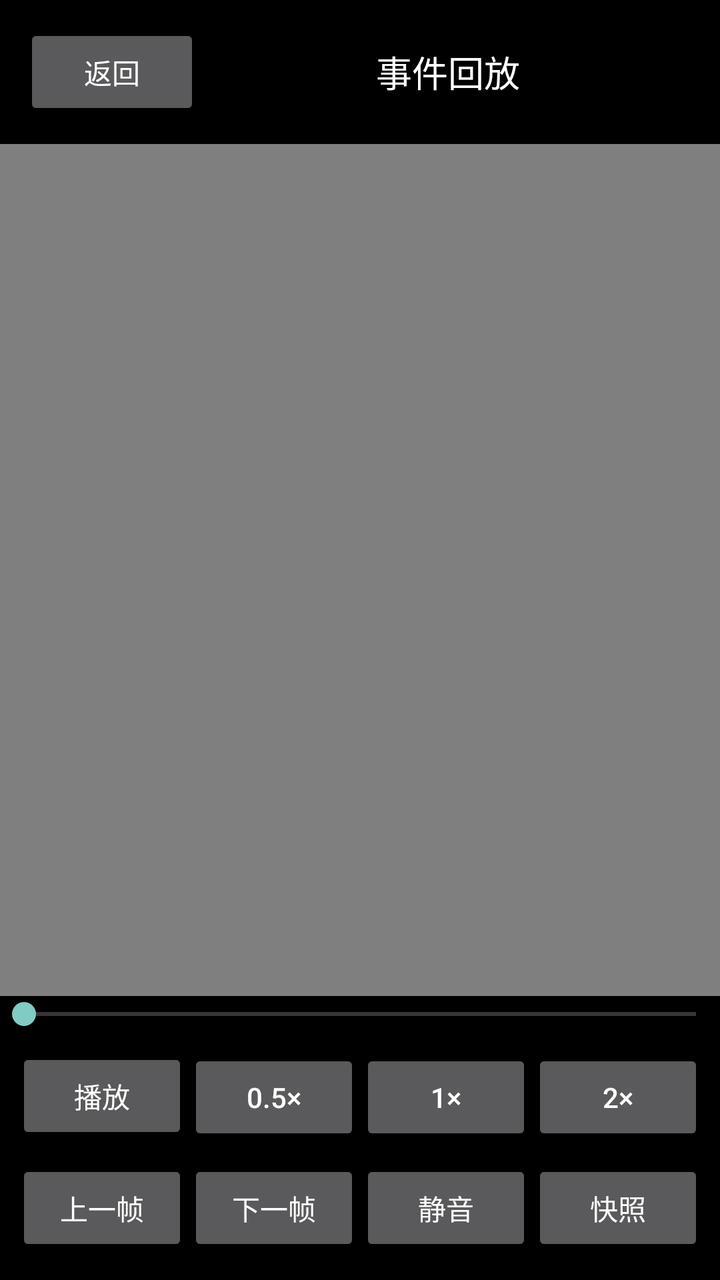
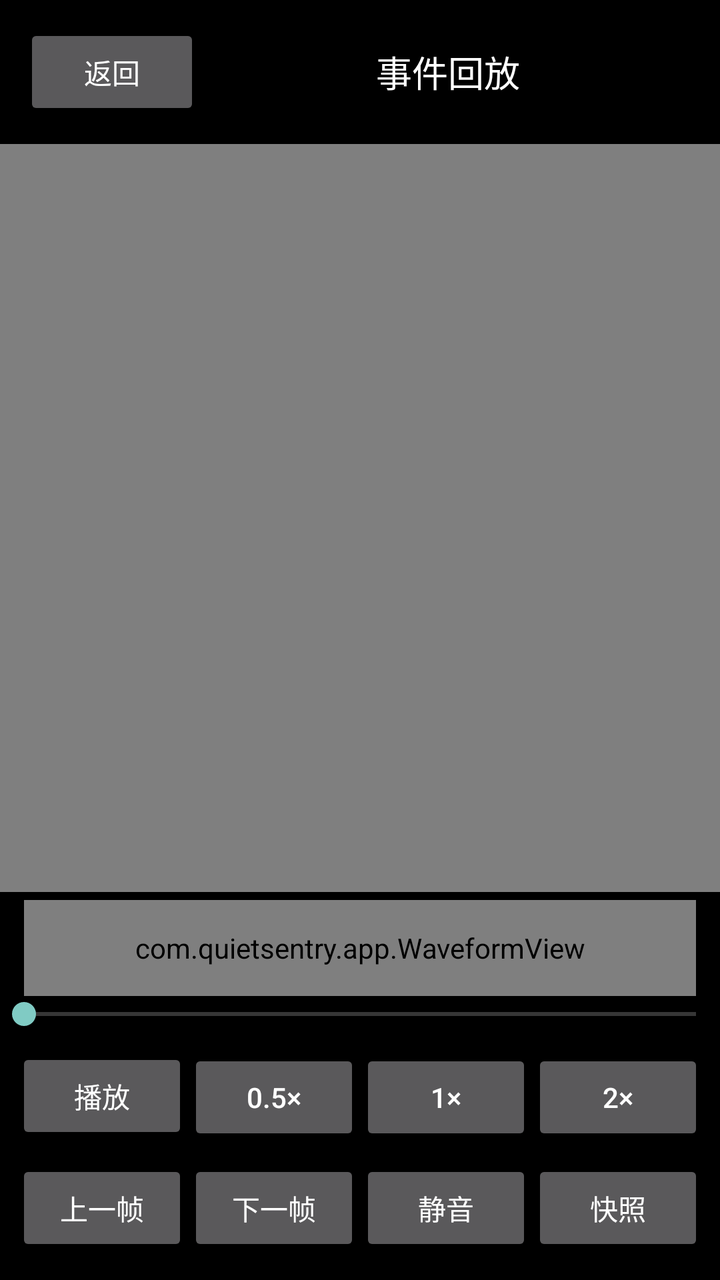

Compare the two renders of this Android layout. The source of the first and the diff that turns it into the second are given below.
<!-- AndroidManifest.xml: application theme Theme.QuietSentry -->
<!-- res/layout/activity_event_player.xml -->
<?xml version="1.0" encoding="utf-8"?>
<LinearLayout xmlns:android="http://schemas.android.com/apk/res/android"
    android:layout_width="match_parent"
    android:layout_height="match_parent"
    android:background="@android:color/black"
    android:orientation="vertical">

    <LinearLayout
        android:layout_width="match_parent"
        android:layout_height="wrap_content"
        android:gravity="center_vertical"
        android:orientation="horizontal"
        android:padding="12dp">

        <Button
            android:id="@+id/back_button"
            android:layout_width="wrap_content"
            android:layout_height="wrap_content"
            android:text="@string/timeline_back" />

        <TextView
            android:id="@+id/player_title"
            android:layout_width="0dp"
            android:layout_height="wrap_content"
            android:layout_weight="1"
            android:gravity="center"
            android:text="@string/player_title"
            android:textColor="@android:color/white"
            android:textSize="18sp" />
    </LinearLayout>

    <FrameLayout
        android:layout_width="match_parent"
        android:layout_height="0dp"
        android:layout_weight="1">

        <VideoView
            android:id="@+id/video_view"
            android:layout_width="match_parent"
            android:layout_height="match_parent" />

        <TextView
            android:id="@+id/missing_text"
            android:layout_width="match_parent"
            android:layout_height="match_parent"
            android:gravity="center"
            android:padding="32dp"
            android:text="@string/player_missing"
            android:textColor="#99FFFFFF"
            android:textSize="14sp"
            android:visibility="gone" />
    </FrameLayout>

    <SeekBar
        android:id="@+id/seek_bar"
        android:layout_width="match_parent"
        android:layout_height="wrap_content"
        android:paddingStart="12dp"
        android:paddingEnd="12dp" />

    <LinearLayout
        android:layout_width="match_parent"
        android:layout_height="wrap_content"
        android:orientation="horizontal"
        android:padding="8dp">

        <Button
            android:id="@+id/play_button"
            android:layout_width="0dp"
            android:layout_height="wrap_content"
            android:layout_weight="1"
            android:text="@string/player_play" />

        <Button
            android:id="@+id/speed_half"
            android:layout_width="0dp"
            android:layout_height="wrap_content"
            android:layout_weight="1"
            android:text="@string/player_speed_half" />

        <Button
            android:id="@+id/speed_normal"
            android:layout_width="0dp"
            android:layout_height="wrap_content"
            android:layout_weight="1"
            android:text="@string/player_speed_normal" />

        <Button
            android:id="@+id/speed_double"
            android:layout_width="0dp"
            android:layout_height="wrap_content"
            android:layout_weight="1"
            android:text="@string/player_speed_double" />
    </LinearLayout>

    <LinearLayout
        android:layout_width="match_parent"
        android:layout_height="wrap_content"
        android:orientation="horizontal"
        android:paddingStart="8dp"
        android:paddingEnd="8dp"
        android:paddingBottom="12dp">

        <Button
            android:id="@+id/frame_prev"
            android:layout_width="0dp"
            android:layout_height="wrap_content"
            android:layout_weight="1"
            android:text="@string/player_prev_frame" />

        <Button
            android:id="@+id/frame_next"
            android:layout_width="0dp"
            android:layout_height="wrap_content"
            android:layout_weight="1"
            android:text="@string/player_next_frame" />

        <Button
            android:id="@+id/mute_button"
            android:layout_width="0dp"
            android:layout_height="wrap_content"
            android:layout_weight="1"
            android:text="@string/player_mute" />

        <Button
            android:id="@+id/snapshot_button"
            android:layout_width="0dp"
            android:layout_height="wrap_content"
            android:layout_weight="1"
            android:text="@string/player_snapshot" />
    </LinearLayout>

</LinearLayout>
<!-- resources referenced by this layout -->
<resources>
  <string name="player_missing">片段文件不可用\n可能已被配额清理，或在停止值守前未能导出</string>
  <string name="player_mute">静音</string>
  <string name="player_next_frame">下一帧</string>
  <string name="player_play">播放</string>
  <string name="player_prev_frame">上一帧</string>
  <string name="player_snapshot">快照</string>
  <string name="player_speed_double">2×</string>
  <string name="player_speed_half">0.5×</string>
  <string name="player_speed_normal">1×</string>
  <string name="player_title">事件回放</string>
  <string name="timeline_back">返回</string>
  <style name="Theme.QuietSentry" parent="Theme.AppCompat.NoActionBar">
          <item name="android:windowBackground">@android:color/black</item>
          <item name="android:statusBarColor">@android:color/black</item>
          <item name="android:navigationBarColor">@android:color/black</item>
      </style>
</resources>

<!-- the commit's change to res/layout/activity_event_player.xml (unified diff, before → after) -->
@@ -50,6 +50,15 @@
             android:textSize="14sp"
             android:visibility="gone" />
     </FrameLayout>
+
+    
+    <com.quietsentry.app.WaveformView
+        android:id="@+id/waveform"
+        android:layout_width="match_parent"
+        android:layout_height="48dp"
+        android:layout_marginStart="12dp"
+        android:layout_marginEnd="12dp"
+        android:layout_marginTop="4dp" />
 
     <SeekBar
         android:id="@+id/seek_bar"
